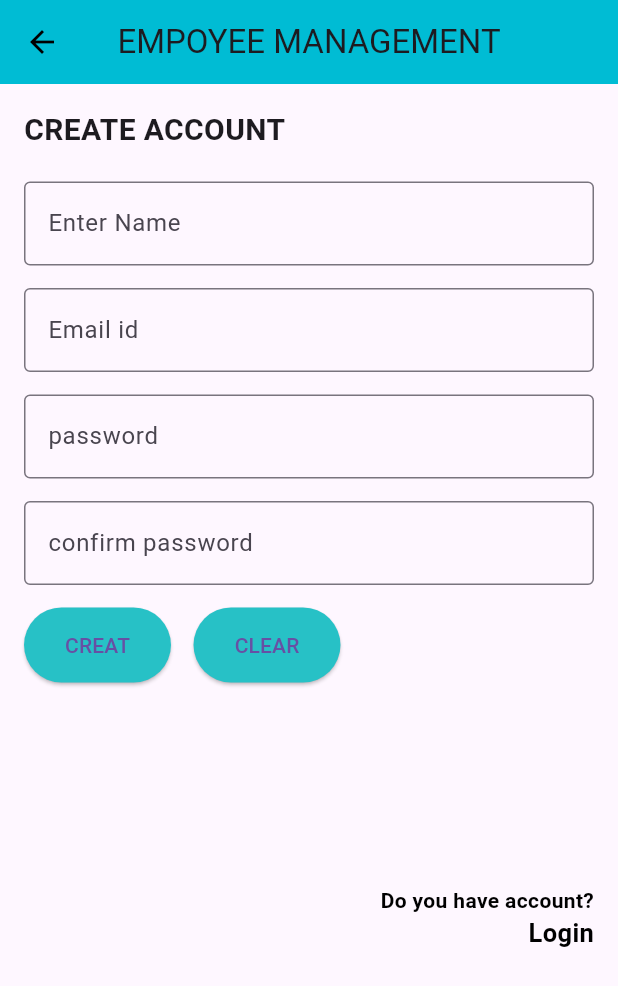
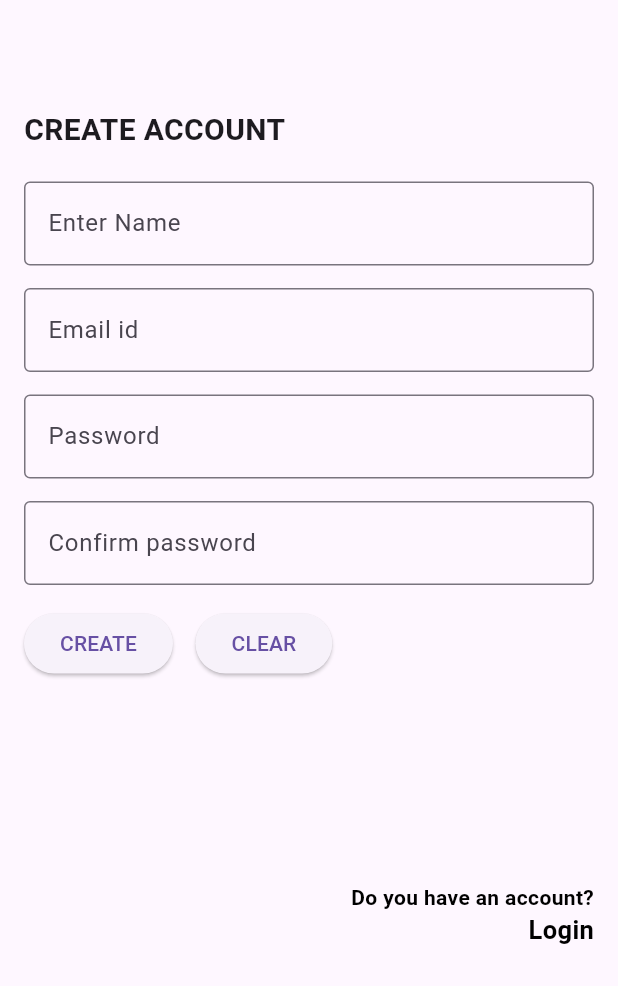
Before and after one commit to riyasmajeed/firebase, a Flutter app: the screen it shows after launch, after a tap on "Signing page", on a phone screen of 412 x 824 dp. Shown: the top 986 px of the screen. Run offline on Flutter 3.47's test engine with Material 3 defaults, Android fonts, the phone set to English and light mode, and no system bars; our stand-ins replace firebase_auth, firebase_core; accounts and stored records are empty.

```diff
--- a/lib/main.dart
+++ b/lib/main.dart
@@ -1,10 +1,16 @@
+import 'package:firebase/firebase_options.dart';
 import 'package:firebase/views/Textwidget/Text.dart';
 import 'package:firebase/views/screens/homepage.dart';
 import 'package:firebase/views/screens/signingpage.dart';
+import 'package:firebase_core/firebase_core.dart';
 import 'package:flutter/material.dart';
 
-void main() {
+void main()async {
+
+  WidgetsFlutterBinding.ensureInitialized();
+  await Firebase.initializeApp(options: DefaultFirebaseOptions.currentPlatform,);
   runApp(const MyApp());
+
 }
 
 class MyApp extends StatelessWidget {
--- a/lib/views/screens/signingpage.dart
+++ b/lib/views/screens/signingpage.dart
@@ -1,125 +1,186 @@
+import 'package:firebase/controll/firebase_auth_service.dart';
 import 'package:firebase/views/screens/logingpage.dart';
+import 'package:firebase/views/screens/user_detiles.dart';
+import 'package:firebase_auth/firebase_auth.dart';
 import 'package:flutter/material.dart';
 
+
+
 class SigningPage extends StatefulWidget {
-  const SigningPage({super.key});
+  const SigningPage({Key? key}) : super(key: key);
 
   @override
   State<SigningPage> createState() => _SigningPageState();
 }
 
 class _SigningPageState extends State<SigningPage> {
+  final FirebaseAuthService _auth = FirebaseAuthService();
+
+    _showSuccessSnackBar(String message) {
+    ScaffoldMessenger.of(context).showSnackBar(
+      SnackBar(
+        content: Text(message),
+      ),
+    );
+  }
+
+  TextEditingController _userNameController = TextEditingController();
+  TextEditingController _userEmailController = TextEditingController();
+  TextEditingController _userPasswordController = TextEditingController();
+  TextEditingController _userConfirmPasswordController =
+      TextEditingController();
+
+  @override
+  void dispose() {
+    _userNameController.dispose();
+    _userEmailController.dispose();
+    _userPasswordController.dispose();
+    _userConfirmPasswordController.dispose();
+    super.dispose();
+  }
+
+
+
   @override
   Widget build(BuildContext context) {
     return MaterialApp(
       home: Scaffold(
-
         appBar: AppBar(
-          leading:
-           IconButton(onPressed: (){
-            Navigator.pop(context);
-           }, icon:  const Icon(Icons.arrow_back,color: Colors.black,
-            ),),
-          backgroundColor: Colors.cyan,
-          centerTitle: true,
-          title: Text("EMPOYEE MANAGEMENT"),
+          // App bar configuration...
         ),
         body: SingleChildScrollView(
           child: Container(
             padding: const EdgeInsets.all(16.0),
-            child:  Column(
+            child: Column(
               crossAxisAlignment: CrossAxisAlignment.start,
               children: [
-                Text("CREATE ACCOUNT",style: TextStyle(fontSize: 20,fontWeight: FontWeight.bold),),
-                SizedBox(
-                  height: 20,
+                Text(
+                  "CREATE ACCOUNT",
+                  style: TextStyle(fontSize: 20, fontWeight: FontWeight.bold),
                 ),
-                const TextField(
+                SizedBox(height: 20),
+                TextField(
+                  controller: _userNameController,
                   decoration: InputDecoration(
                     border: OutlineInputBorder(),
                     hintText: 'Enter Name',
                   ),
                 ),
-                const SizedBox(height: 15,),
- const TextField(
+                SizedBox(height: 15),
+                TextField(
+                  controller: _userEmailController,
                   decoration: InputDecoration(
                     border: OutlineInputBorder(),
                     hintText: 'Email id',
                   ),
                 ),
-                    SizedBox(height: 15,),
- const TextField(
+                SizedBox(height: 15),
+                TextField(
+                  controller: _userPasswordController,
                   decoration: InputDecoration(
                     border: OutlineInputBorder(),
-                    hintText: 'password',
+                    hintText: 'Password',
+                  ),
+                  obscureText: true, // Secure text entry
+                ),
+                SizedBox(height: 15),
+                TextField(
+                  controller: _userConfirmPasswordController,
+                  decoration: InputDecoration(
+                    border: OutlineInputBorder(),
+                    hintText: 'Confirm password',
+                  ),
+                  obscureText: true, // Secure text entry
+                ),
+                SizedBox(height: 15),
+                Row(
+                  children: [
+                    ElevatedButton(
+                      onPressed:
+                      () => _signUp(context),
+
+                      child: Text("CREATE"),
+                    ),
+                    SizedBox(width: 15),
+                    ElevatedButton(
+                      onPressed: _clearFields,
+                      child: Text("CLEAR"),
+                    ),
+                  ],
+                ),
+                SizedBox(height: 135),
+                InkWell(
+                  onTap: () {
+                    Navigator.of(context).push(
+                      MaterialPageRoute(builder: (context) => Loginpage()),
+                    );
+                  },
+                  child: Align(
+                    alignment: Alignment.bottomRight,
+                    child: Column(
+                      mainAxisAlignment: MainAxisAlignment.end,
+                      crossAxisAlignment: CrossAxisAlignment.end,
+                      children: [
+                        Text(
+                          "Do you have an account?",
+                          style: TextStyle(
+                            color: Colors.black,
+                            fontWeight: FontWeight.bold,
+                          ),
+                        ),
+                        Text(
+                          "Login",
+                          style: TextStyle(
+                            fontWeight: FontWeight.bold,
+                            fontSize: 17,
+                            color: Colors.black,
+                          ),
+                        )
+                      ],
+                    ),
                   ),
                 ),
-                    SizedBox(height: 15,),
- const TextField(
-                  decoration: InputDecoration(
-                    border: OutlineInputBorder(),
-                    hintText: 'confirm password',
-                  ),
-                ),
-                SizedBox(height: 15,),
-Row(
-  children: [
-   ElevatedButton(onPressed: (){}, child: Container(
-    height: 50,
-    width: 50,
-   child: Center(child: Text("CREAT")),
-   ),
-   style: ElevatedButton.styleFrom(
-            backgroundColor: Color.fromARGB(255, 39, 193, 198),
-          ),
-   ),
-SizedBox(width: 15,),
-    ElevatedButton(onPressed: (){}, child: Container(
-    height: 50,
-    width: 50,
-   child: Center(child: Text("CLEAR")),
-   ),
-   style: ElevatedButton.styleFrom(
-            backgroundColor: Color.fromARGB(255, 39, 193, 198),
-          ),
-   ),
-  ],
-),
-const SizedBox(height: 135,),
-InkWell(
-  onTap: () {
-     Navigator.of(context).push(MaterialPageRoute(builder: (BuildContext)=>Loginpage()));
-
-  },
-  child: const Align(
-
-
-    alignment: Alignment.bottomRight,
-    child: Column(
-
-      mainAxisAlignment: MainAxisAlignment.end,
-      crossAxisAlignment: CrossAxisAlignment.end,
-      children: [
-        Text("Do you have account?",style: TextStyle(color: Colors.black,
-        fontWeight: FontWeight.bold),
-        ),
-        Text("Login",style: TextStyle(
-          fontWeight: FontWeight.bold,
-          fontSize: 17,
-          color: Colors.black,
-        ),)
-      ],
-    ),
-  ),
-)
-
               ],
-
             ),
-
           ),
         ),
       ),
     );
   }
+
+  void _signUp(BuildContext context) async {
+    String userName = _userNameController.text;
+    String email = _userEmailController.text;
+    String password = _userPasswordController.text;
+    String confirmPassword = _userConfirmPasswordController.text;
+
+    // Add validation logic
+    if (password != confirmPassword) {
+      // Passwords don't match
+      // Display error message or dialog
+      return;
+    }
+
+    // You can add further validation for email format, password strength, etc.
+
+    User? user = await _auth.signUpWithEmailAndPassword(email, password);
+
+    if (user != null) {
+     print(' Detail Updated Success');
+     _showSuccessSnackBar(' Detail Updated Success');
+      Navigator.of(context).push(
+        MaterialPageRoute(builder: (context) => userdetiles()),
+      );
+    } else {
+      print("Some error occurred");
+      // Display error message or dialog
+    }
+  }
+
+  void _clearFields() {
+    _userNameController.text = '';
+    _userEmailController.text = '';
+    _userPasswordController.text = '';
+    _userConfirmPasswordController.text = '';
+  }
 }
--- /dev/null
+++ b/lib/views/screens/user_detiles.dart
@@ -0,0 +1,30 @@
+
+
+import 'package:flutter/material.dart';
+
+class userdetiles extends StatefulWidget {
+  const userdetiles({super.key});
+
+  @override
+  State<userdetiles> createState() => _userdetilesState();
+}
+
+class _userdetilesState extends State<userdetiles> {
+  @override
+  Widget build(BuildContext context) {
+    return  MaterialApp(
+home: Scaffold(
+  appBar: AppBar(
+    backgroundColor: Colors.blue,
+    title: const Center(
+      child: Text(
+        "welcome"
+
+      ),
+    ),
+  ),
+),
+
+    );
+  }
+}
--- a/pubspec.yaml
+++ b/pubspec.yaml
@@ -36,6 +36,10 @@ dependencies:
   # Use with the CupertinoIcons class for iOS style icons.
   cupertino_icons: ^1.0.2
   firebase_core: ^2.25.4
+  firebase_auth: ^4.17.4
+  cloud_firestore: ^4.15.4
+
+
 
 dev_dependencies:
   flutter_test:
```
Also changed, not shown: lib/controll/firebase_auth_service.dart (added, +52 -0 lines), lib/views/screens/logingpage.dart (+56 -0 lines), lib/controll/routes_pages.dart (line endings or trailing spaces), lib/firebase_options.dart (added), pubspec.lock, 5 other files.
